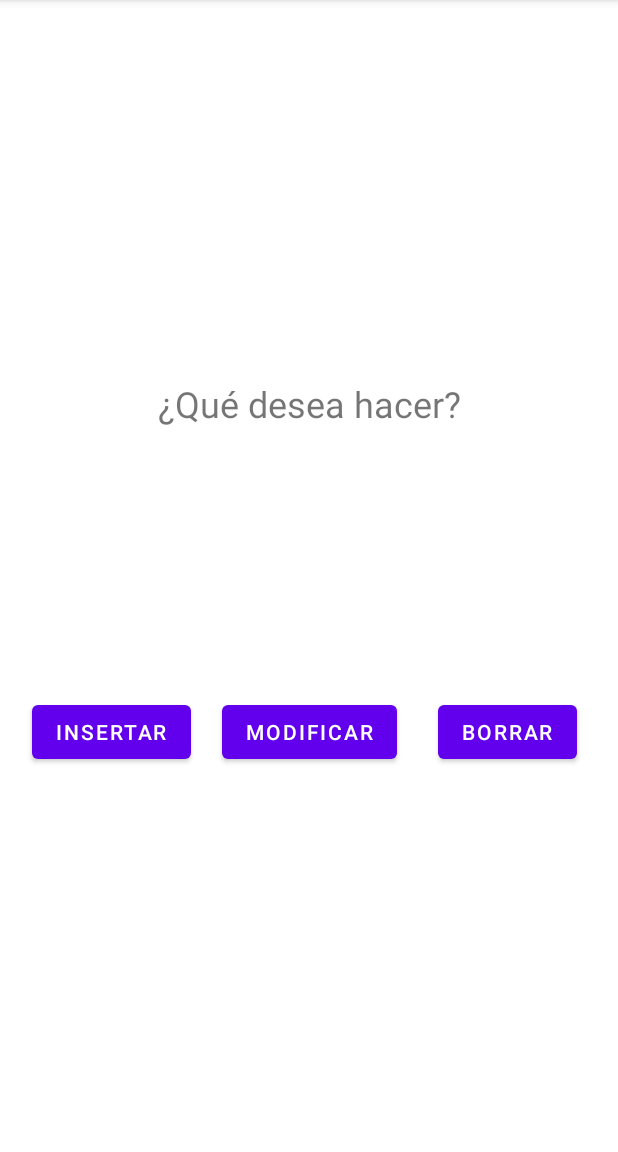
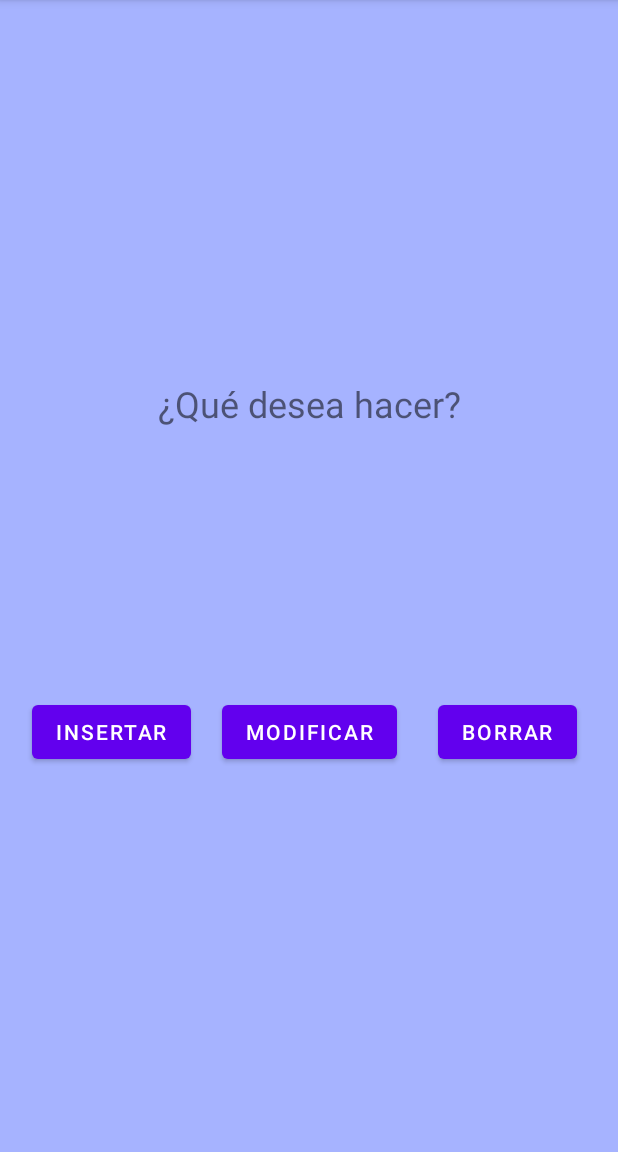
Before and after one commit to sergiorg03/SQLite, an Android app: the screen it shows after launch (MainActivity), on a phone screen of 412 x 824 dp, the part 84-1236 px from its top. Run offline under Robolectric (Android 15) with nearby library versions, the phone set to English and light mode, and no system bars; 2 statements that could not run were skipped.

```diff
--- a/app/src/main/res/layout/activity_main.xml
+++ b/app/src/main/res/layout/activity_main.xml
@@ -4,6 +4,7 @@
     xmlns:tools="http://schemas.android.com/tools"
     android:layout_width="match_parent"
     android:layout_height="match_parent"
+    android:background="#A6B3FF"
     tools:context=".MainActivity">
 
     <TextView
```
